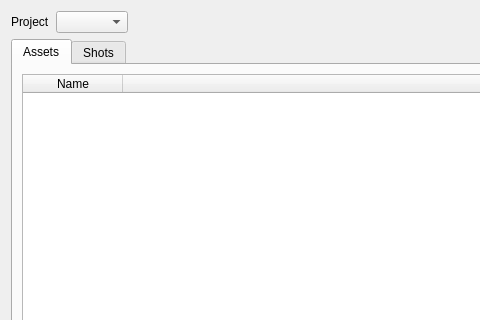
The window that oyProjectManager/ui/status_manager.ui (code-google-com/oyprojectmanager) describes before a commit, drawn with Qt 5; both pictures show x 0 to 480 and y 0 to 320 of the 1081 by 701 pixel window.
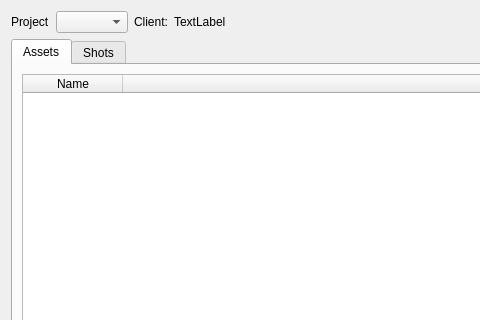
The same window after the commit.

Patch:
```diff
--- a/oyProjectManager/ui/status_manager.ui
+++ b/oyProjectManager/ui/status_manager.ui
@@ -26,6 +26,20 @@
      <item>
       <widget class="QComboBox" name="projects_comboBox"/>
      </item>
+     <item>
+      <widget class="QLabel" name="client_label">
+       <property name="text">
+        <string>Client:</string>
+       </property>
+      </widget>
+     </item>
+     <item>
+      <widget class="QLabel" name="client_name_label">
+       <property name="text">
+        <string>TextLabel</string>
+       </property>
+      </widget>
+     </item>
      <item>
       <spacer name="horizontalSpacer">
        <property name="orientation">
```
